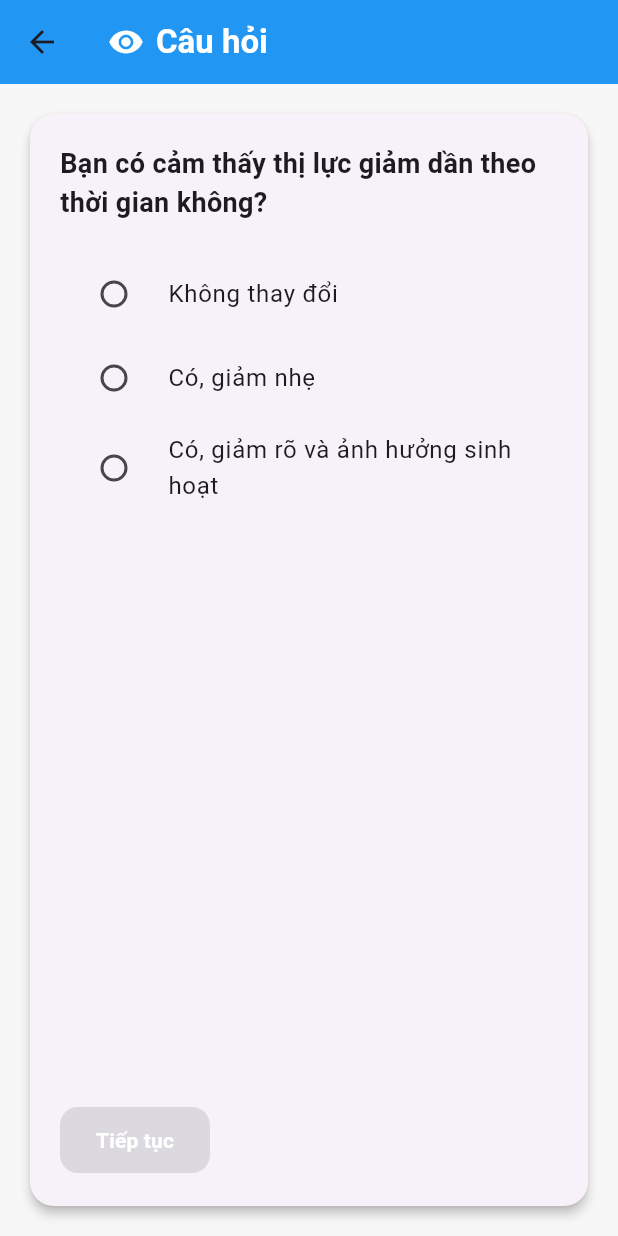
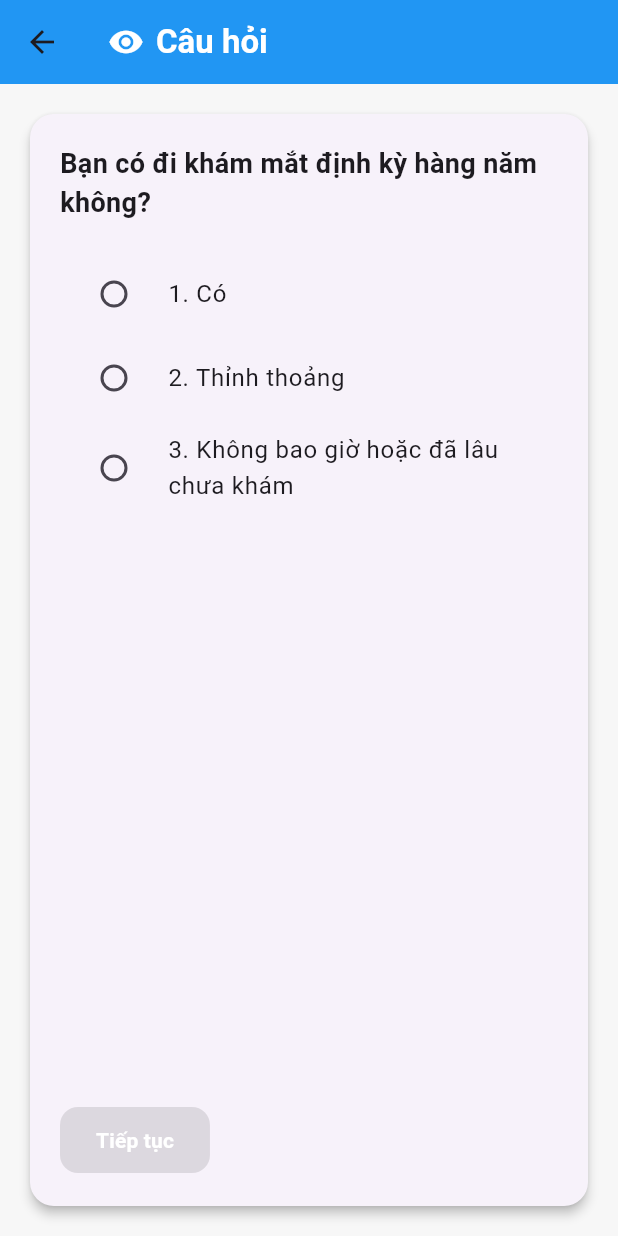
Before and after one commit to cloudirus/rework-ver-2, a Flutter app: the QuestionnaireScreen screen opened directly, on a phone screen of 412 x 824 dp. Run offline on Flutter 3.47's test engine with Material 3 defaults, Android fonts, the phone set to English and light mode, and no system bars; our stand-ins replace camera, firebase_auth, firebase_core, flutter_local_notifications; missing offline and left inert: google_mlkit_face_detection, tflite_flutter; accounts and stored records are empty.

Commit message:
Questionnare grading logic fixed.

```diff
--- a/assets/questions.json
+++ b/assets/questions.json
@@ -1,84 +1,84 @@
 {
   "questions": [
     {
+      "question": "Bạn có đi khám mắt định kỳ hàng năm không?",
+      "options": ["1. Có", "2. Thỉnh thoảng", "3. Không bao giờ hoặc đã lâu chưa khám"]
+    },
+    {
+      "question": "Bạn có làm việc nhiều với máy tính, điện thoại hoặc màn hình sáng?",
+      "options": ["1. Dưới 2 giờ/ngày", "2. 2–6 giờ/ngày", "3. Trên 6 giờ/ngày"]
+    },
+    {
+      "question": "Bạn có bị khô mắt, mỏi mắt sau khi làm việc không?",
+      "options": ["1. Không", "2. Có nhẹ", "3. Có rõ rệt, cần nhỏ thuốc thường xuyên "]
+    },
+    {
+      "question": "Bạn có hút thuốc hoặc tiếp xúc nhiều với khói thuốc không?",
+      "options": ["1. Không", "2. Thỉnh thoảng", "3. Thường xuyên/nhiều năm"]
+    },
+    {
+      "question": "Bạn có mắc các bệnh mạn tính như tiểu đường, tăng huyết áp, mỡ máu không?",
+      "options": ["1. Không", "2. Có, kiểm soát tốt", "3. Có, nhưng kiểm soát kém hoặc biến chứng"]
+    },
+    {
+      "question": "Bạn có dùng các loại thuốc ảnh hưởng đến mắt (thuốc kháng viêm, thuốc chống động kinh...) không?",
+      "options": ["1. Không", "2. Có, theo chỉ định", "3. Có, không theo dõi thường xuyên"]
+    },
+    {
+      "question": "Bạn có tiền sử bệnh mắt như đục thủy tinh thể, tăng nhãn áp, thoái hóa điểm vàng không?",
+      "options": ["1. Không", "2. Có 1 bệnh", "3. Có từ 2 bệnh trở lên"]
+    },
+    {
+      "question": "Bạn có từng bị chấn thương mắt (vật nhọn, tia sáng mạnh, hóa chất...) không?",
+      "options": ["1. Không", "2. Có, đã hồi phục", "3. Có, và còn ảnh hưởng thị lực"]
+    },
+    {
+      "question": "Trong gia đình bạn có ai bị bệnh mắt nặng hoặc mù loà không?",
+      "options": ["1. Không", "2. Có người lớn tuổi", "3. Có nhiều người hoặc trẻ mắc sớm"]
+    },
+    {
       "question": "Bạn có cảm thấy thị lực giảm dần theo thời gian không?",
-      "options": ["Không thay đổi", "Có, giảm nhẹ", "Có, giảm rõ và ảnh hưởng sinh hoạt"]
+      "options": ["1. Không thay đổi", "2. Có, giảm nhẹ", "3. Có, giảm rõ và ảnh hưởng sinh hoạt"]
+    },
+    {
+      "question": "Gần đây bạn có thấy thị lực thay đổi nhanh chóng trong vài tuần gần đây không?",
+      "options": ["1. Không", "2. Có chút thay đổi", "3. Có rõ rệt, cần hỗ trợ thị giác"]
+    },
+    {
+      "question": "Bạn có đang sử dụng kính thuốc nhưng vẫn nhìn không rõ?",
+      "options": ["1. Không", "2. Có đôi khi", "3. Có thường xuyên, phải đổi kính liên tục"]
     },
     {
       "question": "Bạn có thấy 'ruồi bay' hoặc các chấm đen trôi nổi trong tầm nhìn không?",
-      "options": ["Không", "Thỉnh thoảng", "Xuất hiện gần đây, nhiều hơn"]
+      "options": ["1. Không", "2. Thỉnh thoảng", "3. Xuất hiện gần đây, nhiều hơn"]
     },
     {
       "question": "Bạn có nhìn thấy tia chớp sáng bất thường khi ở trong bóng tối hoặc nhắm mắt không?",
-      "options": ["Không", "Thỉnh thoảng", "Gần đây xuất hiện nhiều, bất thường"]
+      "options": ["1. Không", "2. Thỉnh thoảng", "3. Gần đây xuất hiện nhiều, bất thường"]
     },
     {
       "question": "Khi đọc sách/xem TV, bạn có thấy hình ảnh bị méo mó hoặc mất nét ở vùng trung tâm không?",
-      "options": ["Không", "Có nhẹ", "Có rõ rệt, ảnh hưởng hoạt động hằng ngày"]
+      "options": ["1. Không", "2. Có nhẹ", "3. Có rõ rệt, ảnh hưởng hoạt động hằng ngày"]
     },
     {
       "question": "Bạn có từng mất thị lực đột ngột trong vài phút đến vài giờ không?",
-      "options": ["Không", "Có, hồi phục", "Có, kéo dài hoặc tái phát"]
+      "options": ["1. Không", "2. Có, hồi phục", "3. Có, kéo dài hoặc tái phát"]
     },
     {
       "question": "Bạn có bị đau nhức sâu trong mắt, nhất là về chiều tối không?",
-      "options": ["Không", "Có nhẹ", "Có nhiều, kèm nhức đầu/buồn nôn"]
+      "options": ["1. Không", "2. Có nhẹ", "3. Có nhiều, kèm nhức đầu/buồn nôn"]
     },
     {
       "question": "Bạn có nhạy cảm đặc biệt với ánh sáng (chói, chảy nước mắt khi ra ngoài)?",
-      "options": ["Không", "Có nhẹ", "Có thường xuyên/kéo dài"]
+      "options": ["1. Không", "2. Có nhẹ", "3. Có thường xuyên/kéo dài"]
     },
     {
       "question": "Mắt bạn có đỏ kèm ghèn, đau rát, sưng mí mắt không?",
-      "options": ["Không", "Có nhẹ, tự khỏi", "Có kéo dài hoặc tái phát nhiều lần"]
+      "options": ["1. Không", "2. Có nhẹ, tự khỏi", "3. Có kéo dài hoặc tái phát nhiều lần"]
     },
     {
       "question": "Bạn có cảm giác như có dị vật hoặc cát trong mắt không?",
-      "options": ["Không", "Có thỉnh thoảng", "Có thường xuyên"]
-    },
-    {
-      "question": "Bạn có từng bị chấn thương mắt (vật nhọn, tia sáng mạnh, hóa chất...) không?",
-      "options": ["Không", "Có, đã hồi phục", "Có, và còn ảnh hưởng thị lực"]
-    },
-    {
-      "question": "Bạn có mắc các bệnh mạn tính như tiểu đường, tăng huyết áp, mỡ máu không?",
-      "options": ["Không", "Có, kiểm soát tốt", "Có, nhưng kiểm soát kém hoặc biến chứng"]
-    },
-    {
-      "question": "Bạn có tiền sử bệnh mắt như đục thủy tinh thể, tăng nhãn áp, thoái hóa điểm vàng không?",
-      "options": ["Không", "Có 1 bệnh", "Có từ 2 bệnh trở lên"]
-    },
-    {
-      "question": "Trong gia đình bạn có ai bị bệnh mắt nặng hoặc mù loà không?",
-      "options": ["Không", "Có người lớn tuổi", "Có nhiều người hoặc trẻ mắc sớm"]
-    },
-    {
-      "question": "Bạn có hút thuốc hoặc tiếp xúc nhiều với khói thuốc không?",
-      "options": ["Không", "Thỉnh thoảng", "Thường xuyên/nhiều năm"]
-    },
-    {
-      "question": "Bạn có dùng các loại thuốc ảnh hưởng đến mắt (thuốc kháng viêm, thuốc chống động kinh...) không?",
-      "options": ["Không", "Có, theo chỉ định", "Có, không theo dõi thường xuyên"]
-    },
-    {
-      "question": "Bạn có làm việc nhiều với máy tính, điện thoại hoặc màn hình sáng?",
-      "options": ["Dưới 2 giờ/ngày", "2–6 giờ/ngày", "Trên 6 giờ/ngày"]
-    },
-    {
-      "question": "Bạn có bị khô mắt, mỏi mắt sau khi làm việc không?",
-      "options": ["Không", "Có nhẹ", "Có rõ rệt, cần nhỏ thuốc thường xuyên "]
-    },
-    {
-      "question": "Bạn có đang sử dụng kính thuốc nhưng vẫn nhìn không rõ?",
-      "options": ["Không", "Có đôi khi", "Có thường xuyên, phải đổi kính liên tục"]
-    },
-    {
-      "question": "Bạn có đi khám mắt định kỳ hàng năm không?",
-      "options": ["Có", "Thỉnh thoảng", "Không bao giờ hoặc đã lâu chưa khám"]
-    },
-    {
-      "question": "Gần đây bạn có thấy thị lực thay đổi nhanh chóng trong vài tuần gần đây không?",
-      "options": ["Không", "Có chút thay đổi", "Có rõ rệt, cần hỗ trợ thị giác"]
+      "options": ["1. Không", "2. Có thỉnh thoảng", "3. Có thường xuyên"]
     }
   ]
 }
```
Also changed, not shown: lib/screens/results_screen.dart (+60 -12 lines).
